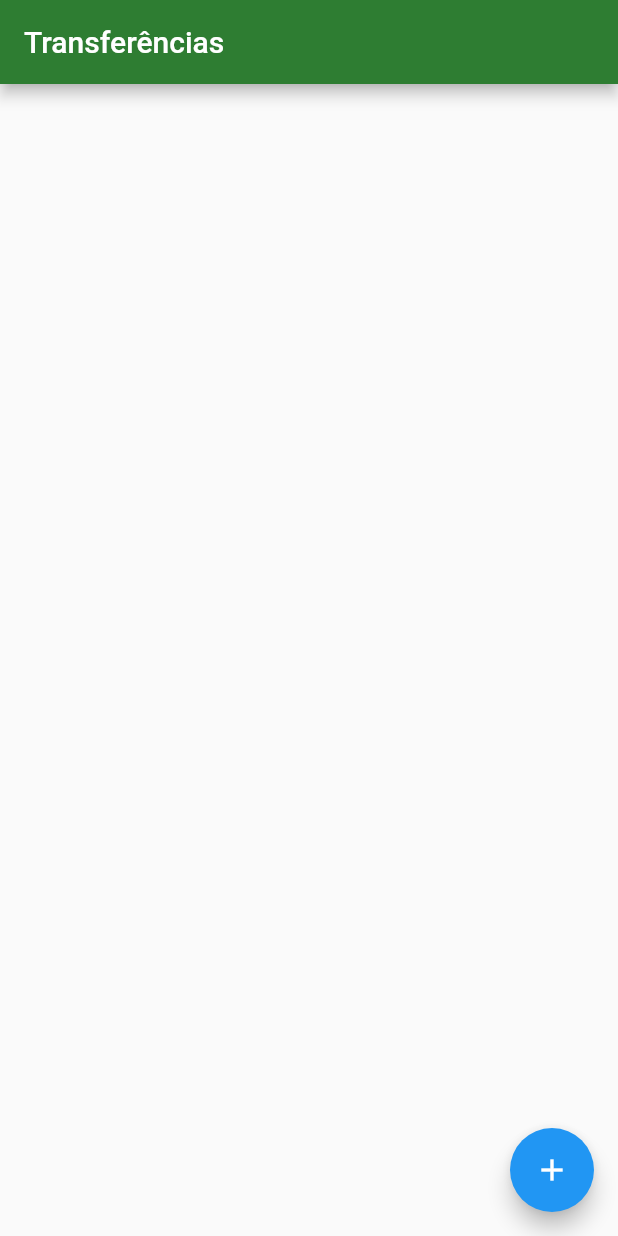
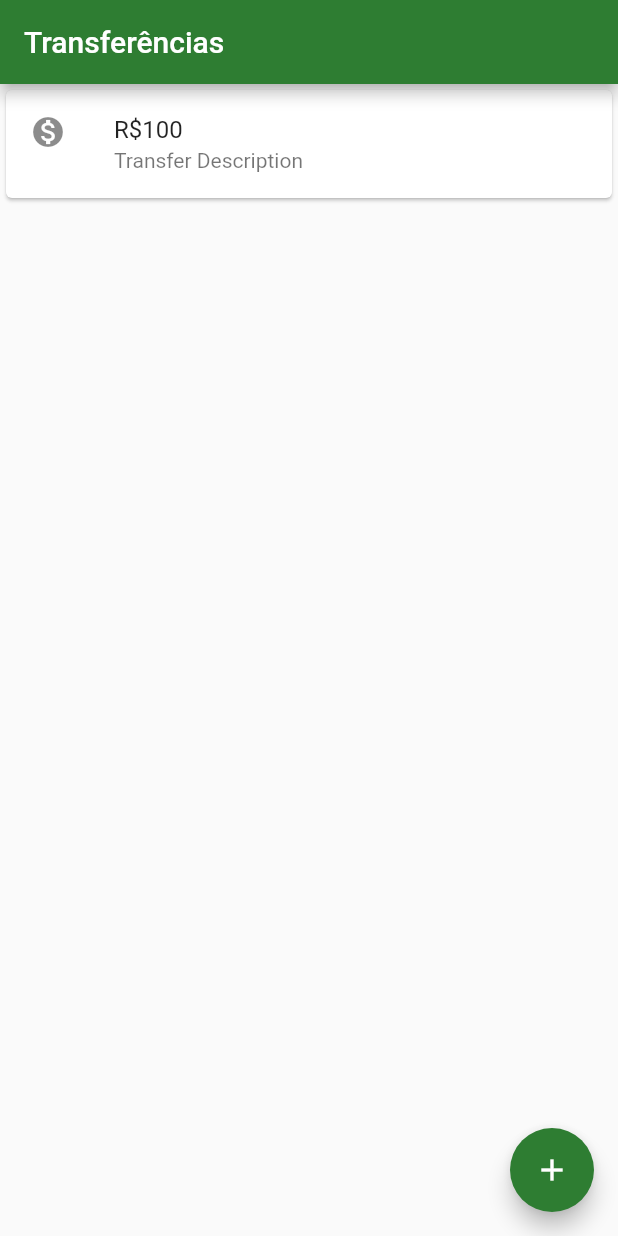
Before and after one commit to bc-maia/byte_bank, a Flutter app: the screen it shows after launch, on a phone screen of 412 x 824 dp. Run offline on Flutter 3.47's test engine with Material 2 defaults, Android fonts, the phone set to English and light mode, and no system bars.

Commit message:
update - added transfer card

```diff
--- a/lib/main.dart
+++ b/lib/main.dart
@@ -1,17 +1,39 @@
 import 'package:flutter/material.dart';
 
 void main() => runApp(MyApp());
+
+Color _green = Colors.green[800];
 
 class MyApp extends StatelessWidget {
   @override
   Widget build(BuildContext context) {
     return MaterialApp(
       home: Scaffold(
-        appBar: AppBar(
-            backgroundColor: Colors.green[800], title: Text('Transferências')),
-        floatingActionButton:
-            FloatingActionButton(onPressed: null, child: Icon(Icons.add)),
-      ),
+          appBar:
+              AppBar(backgroundColor: _green, title: Text('Transferências')),
+          floatingActionButton: FloatingActionButton(
+              onPressed: () => print('click cria nova transfer'),
+              backgroundColor: _green,
+              child: Icon(Icons.add)),
+          body: _ListaTransfers()),
     );
   }
 }
+
+class _ListaTransfers extends StatelessWidget {
+  @override
+  Widget build(BuildContext context) {
+    return Column(
+      children: <Widget>[
+        Card(
+          elevation: 1.0,
+          child: ListTile(
+            leading: Icon(Icons.monetization_on),
+            title: Text('R\$100'),
+            subtitle: Text('Transfer Description'),
+          ),
+        ),
+      ],
+    );
+  }
+}
```
